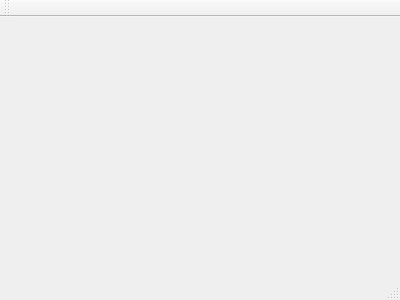
Old version of the form mainwindow.ui in the repository oliverjohnstone/EZDep.
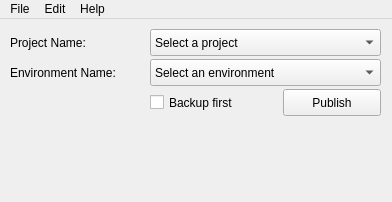
New version of the form.

```diff
--- a/mainwindow.ui
+++ b/mainwindow.ui
@@ -1,24 +1,198 @@
 <ui version="4.0">
  <class>MainWindow</class>
- <widget class="QMainWindow" name="MainWindow" >
-  <property name="geometry" >
+ <widget class="QMainWindow" name="MainWindow">
+  <property name="geometry">
    <rect>
     <x>0</x>
     <y>0</y>
-    <width>400</width>
-    <height>300</height>
+    <width>392</width>
+    <height>202</height>
    </rect>
   </property>
   <property name="windowTitle" >
    <string>MainWindow</string>
   </property>
-  <widget class="QMenuBar" name="menuBar" />
-  <widget class="QToolBar" name="mainToolBar" />
-  <widget class="QWidget" name="centralWidget" />
-  <widget class="QStatusBar" name="statusBar" />
+  <widget class="QWidget" name="centralWidget">
+   <widget class="QPushButton" name="pushButton">
+    <property name="geometry">
+     <rect>
+      <x>283</x>
+      <y>70</y>
+      <width>98</width>
+      <height>27</height>
+     </rect>
+    </property>
+    <property name="text">
+     <string>Publish</string>
+    </property>
+   </widget>
+   <widget class="QCheckBox" name="cbx_backup">
+    <property name="geometry">
+     <rect>
+      <x>150</x>
+      <y>70</y>
+      <width>111</width>
+      <height>27</height>
+     </rect>
+    </property>
+    <property name="text">
+     <string>Backup first</string>
+    </property>
+   </widget>
+   <widget class="QComboBox" name="comboBox">
+    <property name="geometry">
+     <rect>
+      <x>150</x>
+      <y>10</y>
+      <width>231</width>
+      <height>27</height>
+     </rect>
+    </property>
+    <item>
+     <property name="text">
+      <string>Select a project</string>
+     </property>
+    </item>
+    <item>
+     <property name="text">
+      <string>Example Project 1</string>
+     </property>
+    </item>
+    <item>
+     <property name="text">
+      <string>Example Project 2</string>
+     </property>
+    </item>
+    <item>
+     <property name="text">
+      <string>Example Project 3</string>
+     </property>
+    </item>
+   </widget>
+   <widget class="QLabel" name="label">
+    <property name="geometry">
+     <rect>
+      <x>10</x>
+      <y>10</y>
+      <width>94</width>
+      <height>27</height>
+     </rect>
+    </property>
+    <property name="text">
+     <string>Project Name:</string>
+    </property>
+   </widget>
+   <widget class="QLabel" name="label_2">
+    <property name="geometry">
+     <rect>
+      <x>10</x>
+      <y>40</y>
+      <width>131</width>
+      <height>27</height>
+     </rect>
+    </property>
+    <property name="text">
+     <string>Environment Name:</string>
+    </property>
+   </widget>
+   <widget class="QComboBox" name="comboBox_2">
+    <property name="geometry">
+     <rect>
+      <x>150</x>
+      <y>40</y>
+      <width>231</width>
+      <height>27</height>
+     </rect>
+    </property>
+    <item>
+     <property name="text">
+      <string>Select an environment</string>
+     </property>
+    </item>
+    <item>
+     <property name="text">
+      <string>Development</string>
+     </property>
+    </item>
+    <item>
+     <property name="text">
+      <string>Staging</string>
+     </property>
+    </item>
+    <item>
+     <property name="text">
+      <string>Production</string>
+     </property>
+    </item>
+   </widget>
+  </widget>
+  <widget class="QMenuBar" name="menuBar">
+   <property name="geometry">
+    <rect>
+     <x>0</x>
+     <y>0</y>
+     <width>392</width>
+     <height>25</height>
+    </rect>
+   </property>
+   <widget class="QMenu" name="menuFile">
+    <property name="title">
+     <string>File</string>
+    </property>
+    <addaction name="actionRecent_Projects"/>
+    <addaction name="actionNew_Project"/>
+    <addaction name="separator"/>
+    <addaction name="actionExit"/>
+   </widget>
+   <widget class="QMenu" name="menuEdit">
+    <property name="title">
+     <string>Edit</string>
+    </property>
+    <addaction name="actionDelete"/>
+    <addaction name="actionExport"/>
+   </widget>
+   <widget class="QMenu" name="menuHelp">
+    <property name="title">
+     <string>Help</string>
+    </property>
+    <addaction name="actionAbout"/>
+   </widget>
+   <addaction name="menuFile"/>
+   <addaction name="menuEdit"/>
+   <addaction name="menuHelp"/>
+  </widget>
+  <action name="actionExit">
+   <property name="text">
+    <string>Exit</string>
+   </property>
+  </action>
+  <action name="actionNew_Project">
+   <property name="text">
+    <string>New Project</string>
+   </property>
+  </action>
+  <action name="actionRecent_Projects">
+   <property name="text">
+    <string>Recent Projects</string>
+   </property>
+  </action>
+  <action name="actionDelete">
+   <property name="text">
+    <string>Delete</string>
+   </property>
+  </action>
+  <action name="actionExport">
+   <property name="text">
+    <string>Export</string>
+   </property>
+  </action>
+  <action name="actionAbout">
+   <property name="text">
+    <string>About</string>
+   </property>
+  </action>
  </widget>
- <layoutDefault spacing="6" margin="11" />
- <pixmapfunction></pixmapfunction>
+ <layoutdefault spacing="6" margin="11"/>
  <resources/>
  <connections/>
 </ui>
```
Left out of the diff: 3 changed lines with no effect on the pictures.
